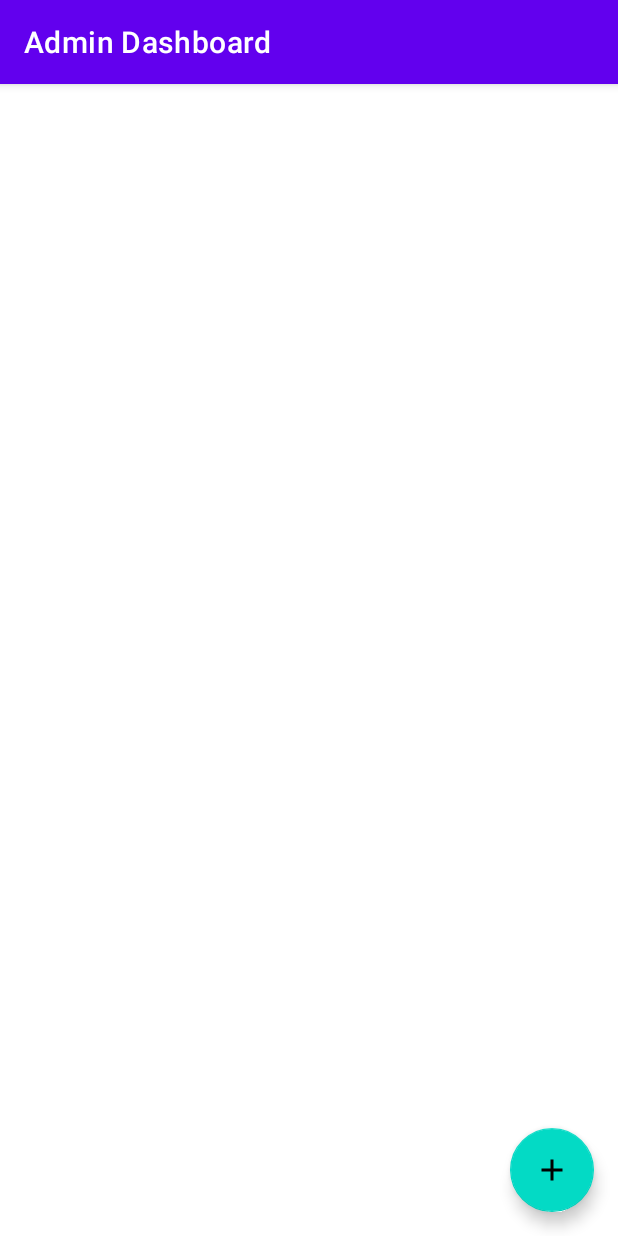
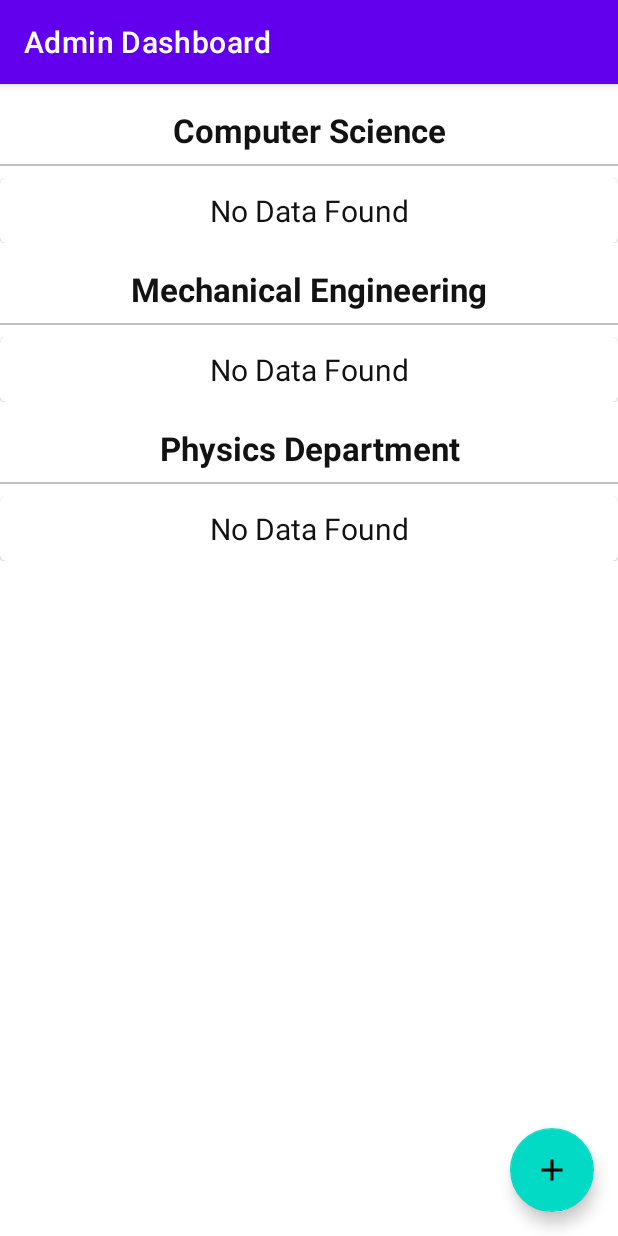
Before and after one commit to itsaaloksah/AdminAppDashboard, an Android app: the UpdateFaculty screen opened directly, with no data from a screen before it, on a phone screen of 412 x 824 dp. Run offline under Robolectric (Android 15) with nearby library versions, the phone set to English and light mode, and no system bars.

Commit message:
added code for nodata layout and update faculty layout

```diff
--- a/app/src/main/res/layout/activity_update_faculty.xml
+++ b/app/src/main/res/layout/activity_update_faculty.xml
@@ -17,4 +17,112 @@
         android:elevation="3dp"
         app:fabSize="normal"/>
 
+    <androidx.core.widget.NestedScrollView
+        android:layout_width="match_parent"
+        android:layout_height="match_parent">
+
+        <LinearLayout
+            android:layout_width="match_parent"
+            android:layout_height="match_parent"
+            android:orientation="vertical">
+
+            <TextView
+                android:layout_width="match_parent"
+                android:layout_height="wrap_content"
+                android:text="Computer Science"
+                android:gravity="center"
+                android:textSize="22sp"
+                android:textColor="@color/textColor"
+                android:textStyle="bold"
+                android:layout_marginTop="16dp"/>
+
+            <View
+                android:layout_width="match_parent"
+                android:layout_height="1dp"
+                android:layout_marginVertical="8dp"
+                android:background="#c1c1c1"/>
+
+            <androidx.recyclerview.widget.RecyclerView
+                android:layout_width="match_parent"
+                android:layout_height="wrap_content"
+                android:id="@+id/csDepartment"
+                android:visibility="gone"
+                android:nestedScrollingEnabled="false"/>
+
+            <LinearLayout
+                android:layout_width="match_parent"
+                android:layout_height="wrap_content"
+                android:orientation="vertical"
+                android:id="@+id/csNoData">
+                <include layout="@layout/no_data_found"/>
+            </LinearLayout>
+
+            <TextView
+                android:layout_width="match_parent"
+                android:layout_height="wrap_content"
+                android:text="Mechanical Engineering"
+                android:gravity="center"
+                android:textSize="22sp"
+                android:textColor="@color/textColor"
+                android:textStyle="bold"
+                android:layout_marginTop="16dp"/>
+
+            <View
+                android:layout_width="match_parent"
+                android:layout_height="1dp"
+                android:layout_marginVertical="8dp"
+                android:background="#c1c1c1"/>
+
+            <androidx.recyclerview.widget.RecyclerView
+                android:layout_width="match_parent"
+                android:layout_height="wrap_content"
+                android:id="@+id/mechanicalDepartment"
+                android:visibility="gone"
+                android:nestedScrollingEnabled="false"/>
+
+            <LinearLayout
+                android:layout_width="match_parent"
+                android:layout_height="wrap_content"
+                android:orientation="vertical"
+                android:id="@+id/mechNoData">
+                <include layout="@layout/no_data_found"/>
+            </LinearLayout>
+
+            <TextView
+                android:layout_width="match_parent"
+                android:layout_height="wrap_content"
+                android:text="Physics Department"
+                android:gravity="center"
+                android:textSize="22sp"
+                android:textColor="@color/textColor"
+                android:textStyle="bold"
+                android:layout_marginTop="16dp"/>
+
+            <View
+                android:layout_width="match_parent"
+                android:layout_height="1dp"
+                android:layout_marginVertical="8dp"
+                android:background="#c1c1c1"/>
+
+            <androidx.recyclerview.widget.RecyclerView
+                android:layout_width="match_parent"
+                android:layout_height="wrap_content"
+                android:id="@+id/physicsDepartment"
+                android:visibility="gone"
+                android:nestedScrollingEnabled="false"/>
+
+            <LinearLayout
+                android:layout_width="match_parent"
+                android:layout_height="wrap_content"
+                android:orientation="vertical"
+                android:id="@+id/physicsNoData">
+                <include layout="@layout/no_data_found"/>
+            </LinearLayout>
+
+
+
+        </LinearLayout>
+
+    </androidx.core.widget.NestedScrollView>
+
 </androidx.coordinatorlayout.widget.CoordinatorLayout>
--- /dev/null
+++ b/app/src/main/res/layout/no_data_found.xml
@@ -0,0 +1,16 @@
+<?xml version="1.0" encoding="utf-8"?>
+<com.google.android.material.card.MaterialCardView xmlns:android="http://schemas.android.com/apk/res/android"
+    android:layout_width="match_parent"
+    android:layout_height="wrap_content"
+    android:id="@+id/noDataFound">
+
+    <TextView
+        android:layout_width="match_parent"
+        android:layout_height="wrap_content"
+        android:text="No Data Found"
+        android:textColor="@color/textColor"
+        android:layout_margin="8dp"
+        android:gravity="center"
+        android:textSize="20sp"/>
+
+</com.google.android.material.card.MaterialCardView>
```
Also changed, not shown: app/src/main/res/layout/faculty_item_layout.xml (added, +70 -0 lines).
